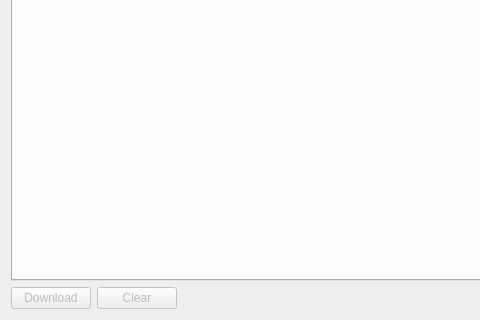
SysAdminDoc/qBittorrent-Vanced, file src/search.ui: the form before one commit; both pictures show x 0 to 480 and y 133 to 453 of the 820 by 453 pixel window.
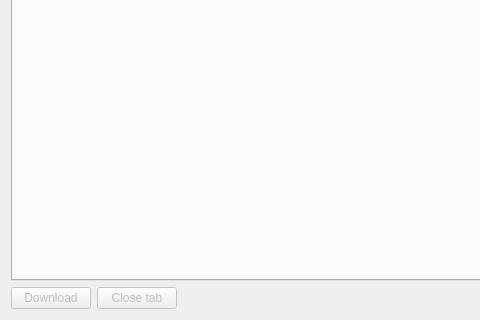
The form after the commit. Icons and pictures are not drawn.

The edit to the form file:
```diff
--- a/src/search.ui
+++ b/src/search.ui
@@ -249,7 +249,7 @@
           <bool>false</bool>
          </property>
          <property name="text" >
-          <string>Clear</string>
+          <string>Close tab</string>
          </property>
         </widget>
        </item>
```
Left out of the diff: 45 changed lines with no effect on the pictures.
